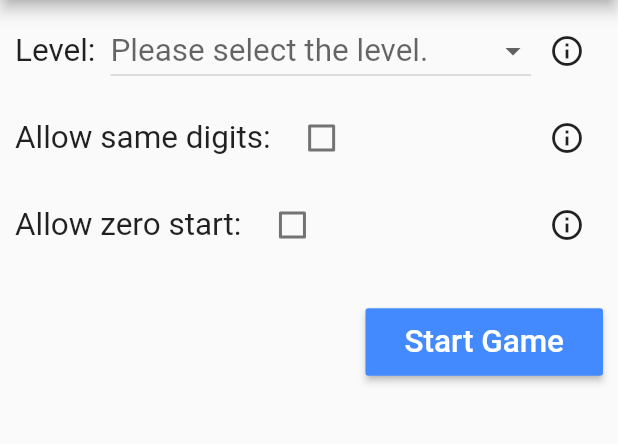
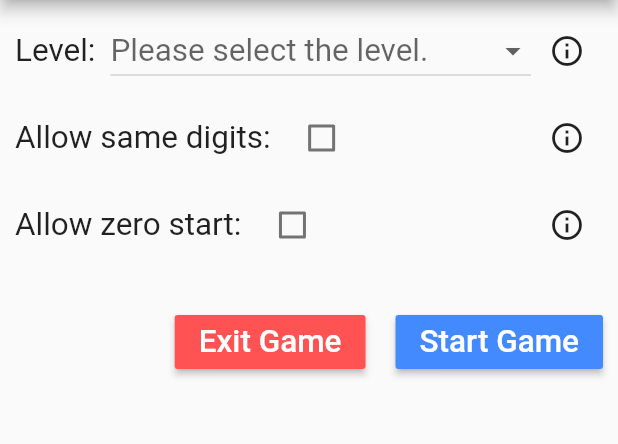
Before and after one commit to halid-ali/guessGame, a Flutter app: the screen it shows after launch, on a phone screen of 412 x 824 dp, the part 84-528 px from its top. Run offline on Flutter 3.47's test engine with Material 2 defaults, Android fonts, the phone set to English and light mode, and no system bars.

Commit message:
add exit game buttons

```diff
--- a/lib/options/optionPage.dart
+++ b/lib/options/optionPage.dart
@@ -1,3 +1,5 @@
+import 'dart:io';
+
 import 'package:flutter/material.dart';
 import 'package:guessGame/game/gamePage.dart';
 import 'package:guessGame/options/levelMenuItem.dart';
@@ -168,19 +170,31 @@ class _OptionPageState extends State<OptionPage> {
             crossAxisAlignment: CrossAxisAlignment.center,
             mainAxisAlignment: MainAxisAlignment.end,
             children: <Widget>[
-              RaisedButton(
-                color: Colors.blueAccent,
-                child: Container(
-                  padding: const EdgeInsets.all(10),
-                  alignment: Alignment.centerRight,
+              //Exit Game Button
+              Container(
+                margin: const EdgeInsets.only(right: 20),
+                child: RaisedButton(
+                  color: Colors.redAccent,
+                  child: Text(
+                    'Exit Game',
+                    style: TextStyle(
+                        color: Colors.white,
+                        fontSize: GlobalSettings.generalFontSize),
+                  ),
+                  onPressed: () => exit(0),
+                ),
+              ),
+              Container(
+                child: RaisedButton(
+                  color: Colors.blueAccent,
                   child: Text(
                     'Start Game',
                     style: TextStyle(
-                        fontSize: GlobalSettings.generalFontSize,
-                        color: Colors.white),
+                        color: Colors.white,
+                        fontSize: GlobalSettings.generalFontSize),
                   ),
+                  onPressed: () => startNewGame(),
                 ),
-                onPressed: () => startNewGame(),
               ),
             ],
           ),
```
Also changed, not shown: lib/game/gamePage.dart (+24 -8 lines).
